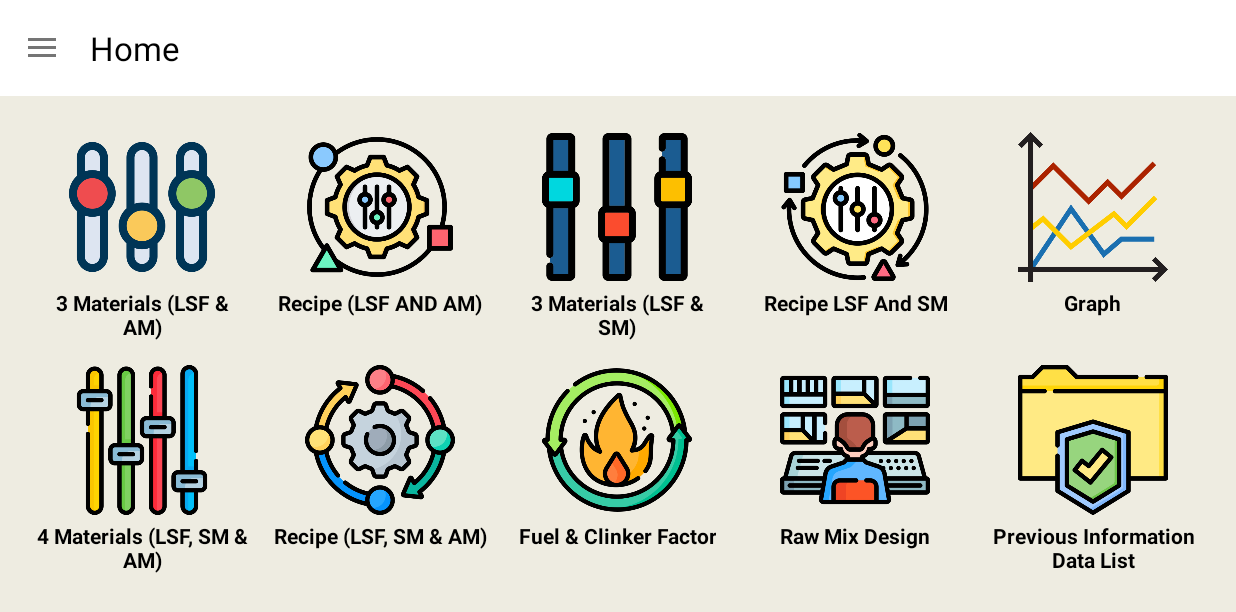
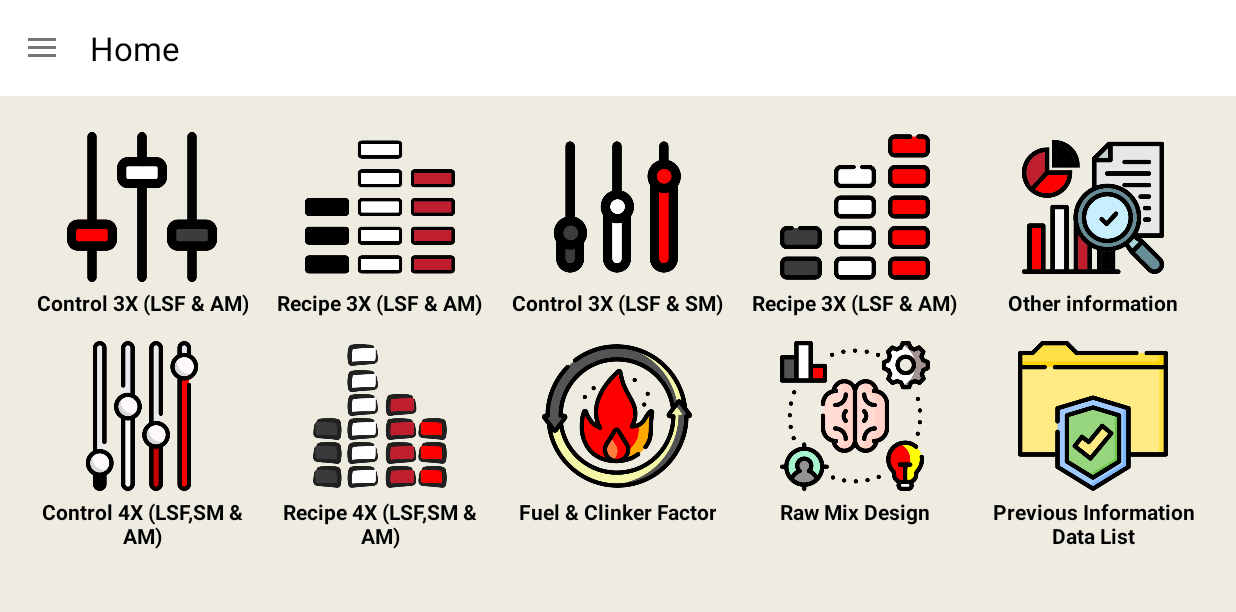
Before and after one commit to Raven-D3v/ExcelLike_App-May2025, an Android app: the MainActivity screen opened directly, with no data from a screen before it, on a phone screen of 824 x 412 dp (held sideways). Shown: the top 612 px of the screen. Run offline under Robolectric (Android 15) with nearby library versions, the phone set to English and light mode, and no system bars; 2 statements that could not run were skipped.

Commit message:
new icons

```diff
--- a/app/src/main/res/menu/drawer_menu.xml
+++ b/app/src/main/res/menu/drawer_menu.xml
@@ -13,12 +13,12 @@
         <item
             android:id="@+id/nav_materials_lsf_am"
             android:icon="@drawable/panel_icons_created_by_arafat_uddin_flaticon"
-            android:title="3 Materials LSF &amp; AM" />
+            android:title="Control 3X (LSF &amp; AM)" />
 
         <item
             android:id="@+id/nav_recipe_lsf_am"
             android:icon="@drawable/capability_icons_created_by_uniconlabs_flaticon"
-            android:title="Recipe LSF &amp; AM" />
+            android:title="Recipe 3X (LSF &amp; AM)" />
     </group>
 
     <group
@@ -27,12 +27,12 @@
         <item
             android:id="@+id/nav_materials_lsf_sm"
             android:icon="@drawable/parameters_icons_created_by_iconic_panda_flaticon"
-            android:title="3 Materials LSF &amp; SM" />
+            android:title="Control 3X (LSF &amp; SM)" />
 
         <item
             android:id="@+id/nav_recipe_lsf_sm"
             android:icon="@drawable/customization_icons_created_by_dewi_sari_flaticon"
-            android:title="Recipe LSF &amp; SM" />
+            android:title="Recipe 3X (LSF &amp; SM)" />
     </group>
 
     <group
@@ -41,12 +41,12 @@
         <item
             android:id="@+id/nav_materials_lsf_sm_am"
             android:icon="@drawable/filter_icons_created_by_freepik_flaticon"
-            android:title="4 Materials LSF,SM &amp; AM" />
+            android:title="Control 4X (LSF,SM &amp; AM)" />
 
         <item
             android:id="@+id/nav_recipe_lsf_sm_am"
             android:icon="@drawable/control_system_icons_created_by_uniconlabs_flaticon"
-            android:title="Recipe LSF,SM &amp; AM" />
+            android:title="Recipe 3X (LSF,SM &amp; AM)" />
     </group>
 
     <group
@@ -63,7 +63,7 @@
         <item
             android:id="@+id/nav_graph"
             android:icon="@drawable/line_graph_icons_created_by_srip_flaticon"
-            android:title="Graph" />
+            android:title="Other information" />
         <item
             android:id="@+id/nav_previous_information_data_list"
             android:icon="@drawable/folder_icons_created_by_freepik_flaticon"
--- a/app/src/main/res/values/strings.xml
+++ b/app/src/main/res/values/strings.xml
@@ -6,19 +6,19 @@
     <string name="iron_ore">Iron Ore</string>
     <string name="sio">SiO₂</string>
     <string name="al_o">Al₂O₃</string>
-    <string name="_3_materials_lsf_amp_am"><![CDATA[3 Materials (LSF & AM)]]></string>
-    <string name="recipe_lsf_and_am">Recipe (LSF AND AM)</string>
-    <string name="_3_materials_lsf_amp_sm"><![CDATA[3 Materials (LSF & SM)]]></string>
-    <string name="_4_materials_lsf_sm_amp_am"><![CDATA[4 Materials (LSF, SM & AM)]]></string>
+    <string name="_3_materials_lsf_amp_am"><![CDATA[Control 3X (LSF & AM)]]></string>
+    <string name="recipe_lsf_and_am"><![CDATA[Recipe 3X (LSF & AM)]]></string>
+    <string name="_3_materials_lsf_amp_sm"><![CDATA[Control 3X (LSF & SM)]]></string>
+    <string name="_4_materials_lsf_sm_amp_am"><![CDATA[Control 4X (LSF,SM & AM)]]></string>
     <string name="am">AM</string>
     <string name="so">SO₃</string>
     <string name="_100_0">0.00</string>
     <string name="fuel_and_kiln_feed">Fuel And Kiln Feed</string>
-    <string name="recipe_lsf_and_sm">Recipe LSF And SM</string>
-    <string name="recipe_lsf_sm_amp_am">Recipe (LSF, SM &amp; AM)</string>
+    <string name="recipe_lsf_and_sm"><![CDATA[Recipe 3X (LSF & AM)]]></string>
+    <string name="recipe_lsf_sm_amp_am"><![CDATA[Recipe 4X (LSF,SM & AM)]]></string>
     <string name="fuel_and_clinker_factor">Fuel &amp; Clinker Factor</string>
     <string name="raw_mix_design">Raw Mix Design</string>
-    <string name="graph">Graph</string>
+    <string name="graph">Other information</string>
     <string name="previous_information_data_list">Previous Information Data List</string>
 <string name="navigation_drawer_open">Open navigation drawer</string>
     <string name="navigation_drawer_close">Close navigation drawer</string>
```
Also changed, not shown: app/src/main/res/drawable/capability_icons_created_by_uniconlabs_flaticon.png, app/src/main/res/drawable/control_room_icons_created_by_freepik_flaticon.png, app/src/main/res/drawable/control_system_icons_created_by_uniconlabs_flaticon.png, app/src/main/res/drawable/customization_icons_created_by_dewi_sari_flaticon.png, app/src/main/res/drawable/filter_icons_created_by_freepik_flaticon.png, app/src/main/res/drawable/fuel_and_clinker_factor.png, app/src/main/res/drawable/levels_icons_created_by_good_ware_flaticon_black.png, app/src/main/res/drawable/levels_icons_created_by_good_ware_flaticon_white.png, app/src/main/res/drawable/line_graph_icons_created_by_srip_flaticon.png, app/src/main/res/drawable/panel_icons_created_by_arafat_uddin_flaticon.png, app/src/main/res/drawable/parameters_icons_created_by_iconic_panda_flaticon.png.
